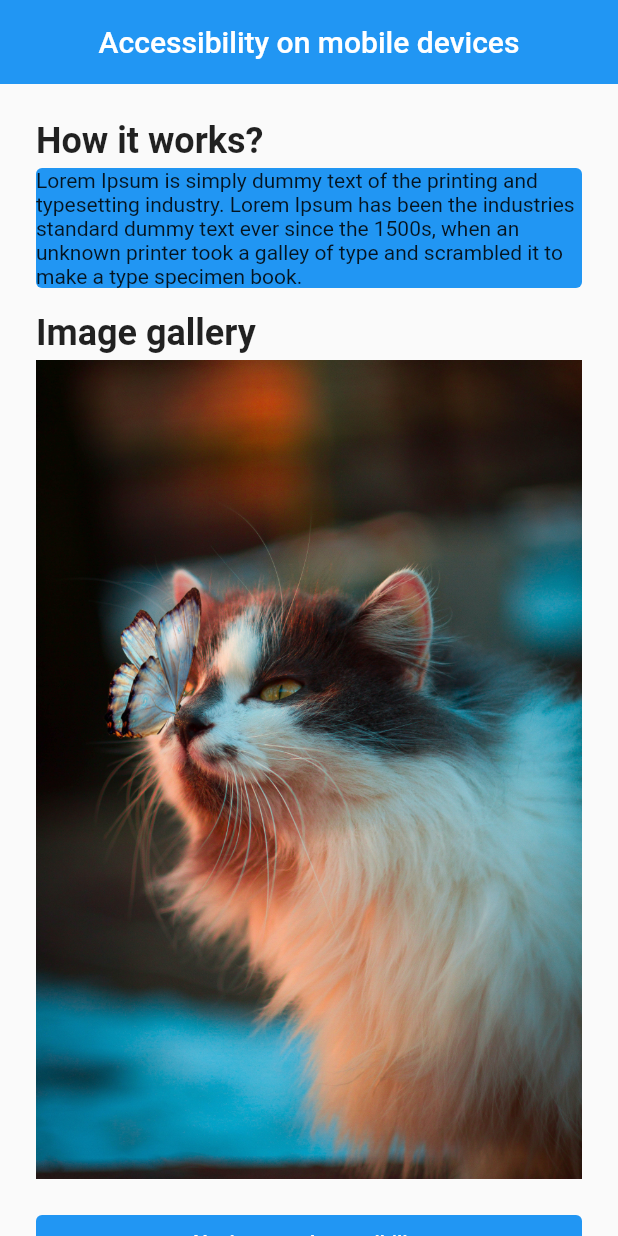
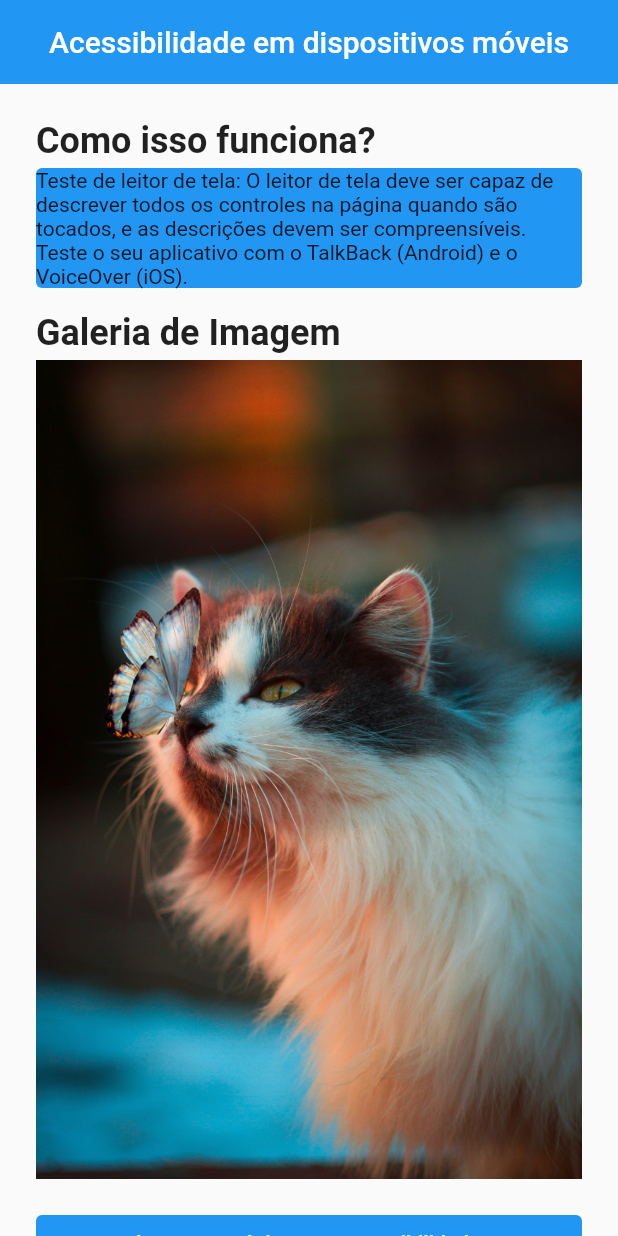
Before and after one commit to levxyca/acessibilidade, a Flutter app: the screen it shows after launch, on a phone screen of 412 x 824 dp. Run offline on Flutter 3.47's test engine with Material 2 defaults, Android fonts, the phone set to English and light mode, and no system bars.

Commit message:
✨ portuguese version

```diff
--- a/projects/project_example_mobile/lib/accessibility.dart
+++ b/projects/project_example_mobile/lib/accessibility.dart
@@ -10,7 +10,7 @@ class Accessibility extends StatelessWidget {
         appBar: AppBar(
           title: const Center(
             child: Text(
-              'Accessibility on mobile devices',
+              'Acessibilidade em dispositivos móveis',
             ),
           ),
         ),
@@ -22,17 +22,20 @@ class Accessibility extends StatelessWidget {
                 crossAxisAlignment: CrossAxisAlignment.start,
                 children: [
                   Text(
-                    'How it works?',
+                    'Como isso funciona?',
+                    semanticsLabel: 'Título da seção: Como isso funciona?',
                     style: TextStyle(
                       fontSize: 24,
                       fontWeight: FontWeight.bold,
                     ),
                   ),
                   Card(
-                    color: Colors.blue,
+                    color: Color.fromRGBO(0, 112, 153, 10),
                     margin: EdgeInsets.zero,
                     child: Text(
-                      'Lorem Ipsum is simply dummy text of the printing and typesetting industry. Lorem Ipsum has been the industries standard dummy text ever since the 1500s, when an unknown printer took a galley of type and scrambled it to make a type specimen book.',
+                      'Teste de leitor de tela: O leitor de tela deve ser capaz de descrever todos os controles na página quando são tocados, e as descrições devem ser compreensíveis. Teste o seu aplicativo com o TalkBack (Android) e o VoiceOver (iOS).',
+                      semanticsLabel:
+                          'Um card de cor azul com a seguinte explicação: Teste de leitor de tela: O leitor de tela deve ser capaz de descrever todos os controles na página quando são tocados, e as descrições devem ser compreensíveis. Teste o seu aplicativo com o TalkBack (Android) e o VoiceOver (iOS).',
                     ),
                   ),
                 ],
@@ -44,7 +47,7 @@ class Accessibility extends StatelessWidget {
                 crossAxisAlignment: CrossAxisAlignment.start,
                 children: [
                   const Text(
-                    'Image gallery',
+                    'Galeria de Imagem',
                     style: TextStyle(
                       fontSize: 24,
                       fontWeight: FontWeight.bold,
@@ -54,17 +57,26 @@ class Accessibility extends StatelessWidget {
                   Image.asset(
                     'assets/images/cat.jpg',
                     semanticLabel:
-                        'A white cat with gray spots that come out around the eyes and up the head that is turned slightly to the left with a white butterfly with thin orange lines and black outline with small orange spots above its nose.',
+                        'Uma imagem de um gato branco com manchas cinzas que se destacam ao redor dos olhos e na cabeça, que está levemente virada para a esquerda. Ao lado do gato, há uma borboleta branca com linhas finas laranjas e contorno preto, com pequenas manchas laranjas acima do nariz.',
                   ),
                 ],
               ),
             ),
             const SizedBox(height: 24),
             Semantics(
-              label: 'Go to back',
+              liveRegion: true,
+              label: 'Voltar para a tela inicial.',
               child: ElevatedButton(
+                style: ElevatedButton.styleFrom(
+                  backgroundColor: const Color.fromRGBO(0, 112, 153, 10),
+                ),
                 onPressed: () => Navigator.pop(context),
-                child: const Text('Go to back'),
+                child: const Text(
+                  'Voltar',
+                  style: TextStyle(
+                    color: Colors.white,
+                  ),
+                ),
               ),
             ),
           ],
--- a/projects/project_example_mobile/lib/main.dart
+++ b/projects/project_example_mobile/lib/main.dart
@@ -4,7 +4,7 @@ import 'accessibility.dart';
 void main() {
   runApp(
     const MaterialApp(
-      title: 'Accessibility',
+      title: 'Acessibilidade',
       home: MyApp(),
     ),
   );
@@ -24,7 +24,7 @@ class MyApp extends StatelessWidget {
             color: Colors.blue,
             child: const Center(
               child: Text(
-                'Accessibility on mobile devices',
+                'Acessibilidade em dispositivos móveis',
                 textAlign: TextAlign.left,
                 style: TextStyle(
                   fontSize: 20,
@@ -40,7 +40,7 @@ class MyApp extends StatelessWidget {
         padding: const EdgeInsets.all(24),
         children: [
           const Text(
-            'How it works?',
+            'Como isso funciona?',
             style: TextStyle(
               fontSize: 24,
               fontWeight: FontWeight.bold,
@@ -53,12 +53,12 @@ class MyApp extends StatelessWidget {
               borderRadius: BorderRadius.all(Radius.circular(4)),
             ),
             child: const Text(
-              'Lorem Ipsum is simply dummy text of the printing and typesetting industry. Lorem Ipsum has been the industries standard dummy text ever since the 1500s, when an unknown printer took a galley of type and scrambled it to make a type specimen book.',
+              'Teste de leitor de tela: O leitor de tela deve ser capaz de descrever todos os controles na página quando são tocados, e as descrições devem ser compreensíveis. Teste o seu aplicativo com o TalkBack (Android) e o VoiceOver (iOS).',
             ),
           ),
           const SizedBox(height: 16),
           const Text(
-            'Image gallery',
+            'Galeria de Imagem',
             style: TextStyle(
               fontSize: 24,
               fontWeight: FontWeight.bold,
@@ -78,7 +78,7 @@ class MyApp extends StatelessWidget {
               ),
               child: const Center(
                 child: Text(
-                  'Navigate to Accessibility',
+                  'Acessar a página com acessibilidade.',
                   style: TextStyle(
                     color: Colors.white,
                     fontWeight: FontWeight.w500,
```
